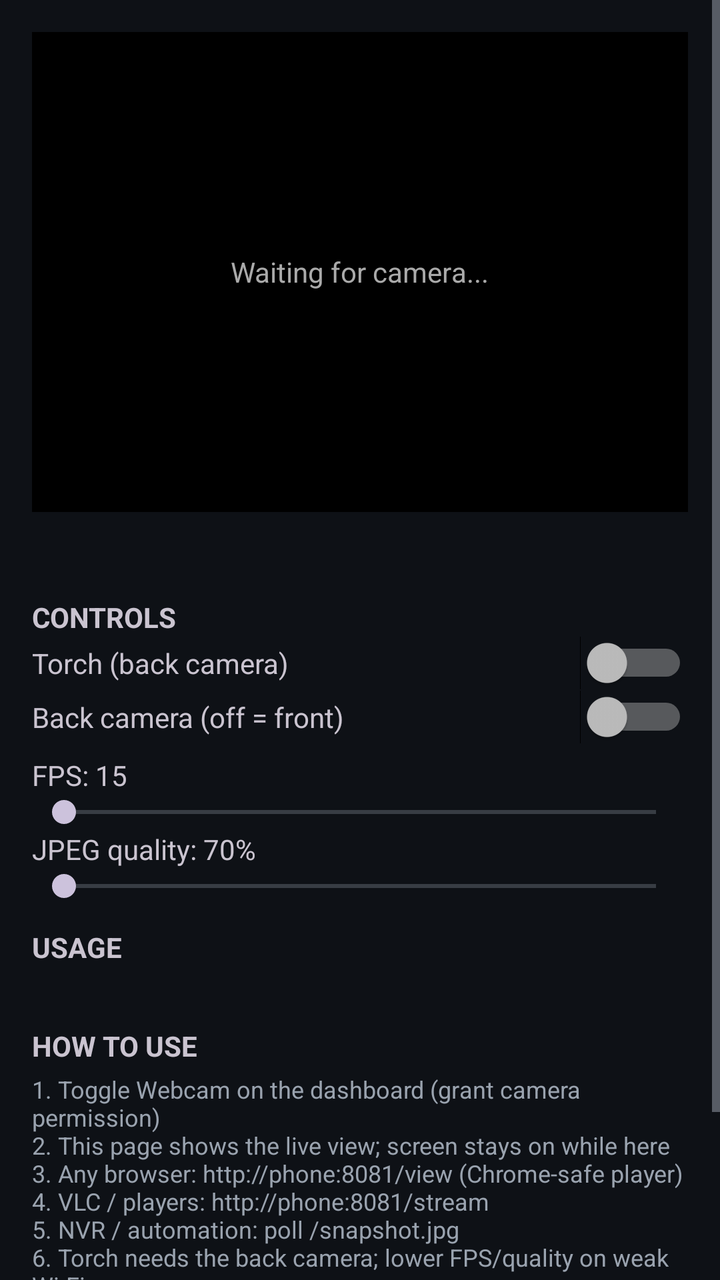
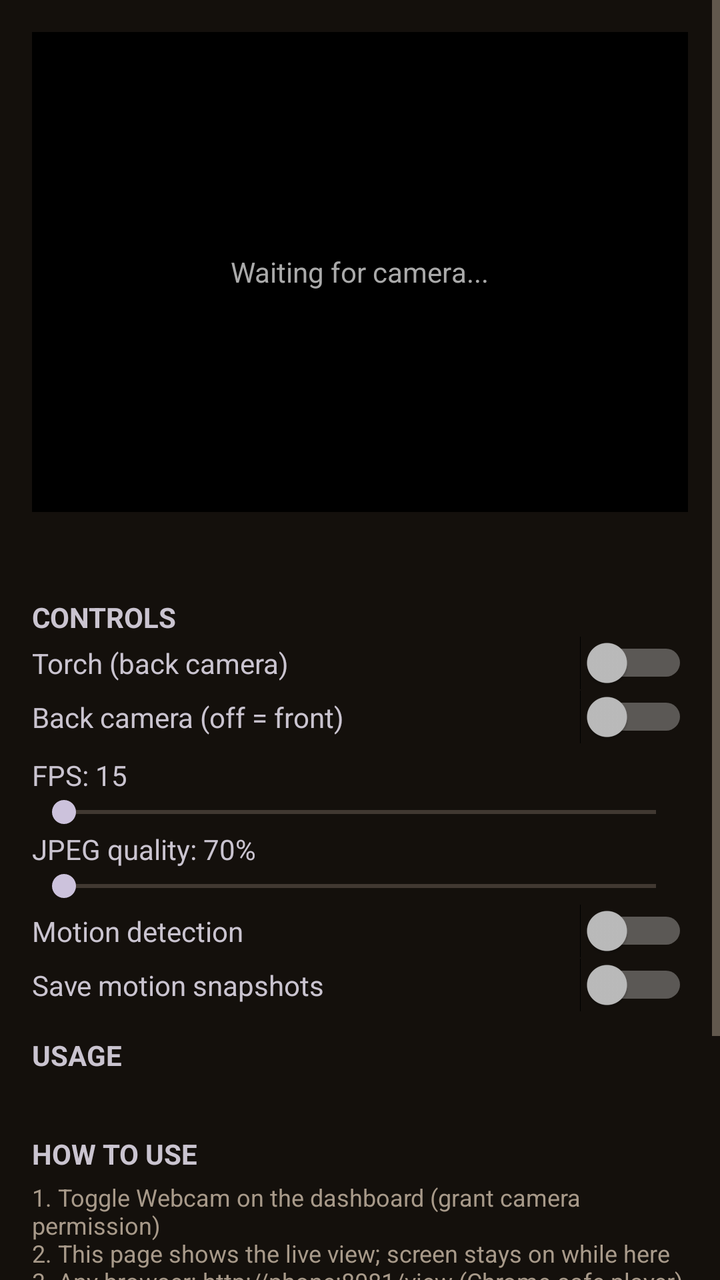

Two renders of the same Android screen: before a commit and after it. Below are the layout's source before the change and the commit's diff.
<!-- AndroidManifest.xml: application theme Theme.App -->
<!-- res/layout/activity_webcam.xml -->
<?xml version="1.0" encoding="utf-8"?>
<ScrollView xmlns:android="http://schemas.android.com/apk/res/android"
    android:layout_width="match_parent"
    android:layout_height="match_parent">

    <LinearLayout
        android:layout_width="match_parent"
        android:layout_height="wrap_content"
        android:orientation="vertical"
        android:padding="16dp">

        <FrameLayout
            android:layout_width="match_parent"
            android:layout_height="240dp"
            android:background="#FF000000">

            <ImageView
                android:id="@+id/imagePreview"
                android:layout_width="match_parent"
                android:layout_height="match_parent"
                android:scaleType="fitCenter"
                android:contentDescription="Live camera preview"/>

            <TextView
                android:id="@+id/textPreviewHint"
                android:layout_width="wrap_content"
                android:layout_height="wrap_content"
                android:layout_gravity="center"
                android:textColor="#FFAAAAAA"
                android:text="Waiting for camera..."/>
        </FrameLayout>

        <TextView
            android:id="@+id/textWebcamStatus"
            android:layout_width="match_parent"
            android:layout_height="wrap_content"
            android:layout_marginTop="12dp"
            android:textSize="14sp"
            android:fontFamily="monospace"/>

        <TextView
            android:layout_width="match_parent"
            android:layout_height="wrap_content"
            android:layout_marginTop="12dp"
            android:text="CONTROLS"
            android:textStyle="bold"/>

        <LinearLayout
            android:layout_width="match_parent"
            android:layout_height="wrap_content"
            android:orientation="horizontal"
            android:gravity="center_vertical">
            <TextView
                android:layout_width="0dp"
                android:layout_height="wrap_content"
                android:layout_weight="1"
                android:text="Torch (back camera)"/>
            <Switch
                android:id="@+id/swTorch"
                android:layout_width="wrap_content"
                android:layout_height="wrap_content"/>
        </LinearLayout>

        <LinearLayout
            android:layout_width="match_parent"
            android:layout_height="wrap_content"
            android:orientation="horizontal"
            android:gravity="center_vertical">
            <TextView
                android:layout_width="0dp"
                android:layout_height="wrap_content"
                android:layout_weight="1"
                android:text="Back camera (off = front)"/>
            <Switch
                android:id="@+id/swFacing"
                android:layout_width="wrap_content"
                android:layout_height="wrap_content"/>
        </LinearLayout>

        <TextView
            android:id="@+id/tvFps"
            android:layout_width="match_parent"
            android:layout_height="wrap_content"
            android:layout_marginTop="6dp"
            android:text="FPS: 15"/>

        <SeekBar
            android:id="@+id/sbFps"
            android:layout_width="match_parent"
            android:layout_height="wrap_content"
            android:max="25"/>

        <TextView
            android:id="@+id/tvQuality"
            android:layout_width="match_parent"
            android:layout_height="wrap_content"
            android:text="JPEG quality: 70%"/>

        <SeekBar
            android:id="@+id/sbQuality"
            android:layout_width="match_parent"
            android:layout_height="wrap_content"
            android:max="65"/>

        <TextView
            android:layout_width="match_parent"
            android:layout_height="wrap_content"
            android:layout_marginTop="12dp"
            android:text="USAGE"
            android:textStyle="bold"/>

        <TextView
            android:id="@+id/textWebcamUsage"
            android:layout_width="match_parent"
            android:layout_height="wrap_content"
            android:layout_marginTop="4dp"
            android:textSize="12sp"
            android:fontFamily="monospace"
            android:textIsSelectable="true"/>

        <TextView
            android:layout_width="match_parent"
            android:layout_height="wrap_content"
            android:layout_marginTop="10dp"
            android:text="HOW TO USE"
            android:textStyle="bold"/>

        <TextView
            android:layout_width="match_parent"
            android:layout_height="wrap_content"
            android:layout_marginTop="4dp"
            android:textSize="12sp"
            android:text="1. Toggle Webcam on the dashboard (grant camera permission)\n2. This page shows the live view; screen stays on while here\n3. Any browser: http://phone:8081/view (Chrome-safe player)\n4. VLC / players: http://phone:8081/stream\n5. NVR / automation: poll /snapshot.jpg\n6. Torch needs the back camera; lower FPS/quality on weak Wi-Fi\nIf the phone locks, the camera auto-recovers within ~20 s."
            android:textColor="?android:attr/textColorSecondary"/>

        <LinearLayout
            android:layout_width="match_parent"
            android:layout_height="wrap_content"
            android:layout_marginTop="8dp"
            android:orientation="horizontal">
            <Button
                android:id="@+id/buttonOpenStream"
                android:layout_width="0dp"
                android:layout_height="wrap_content"
                android:layout_weight="1"
                android:text="Open stream"/>
            <Button
                android:id="@+id/buttonCopyUrls"
                android:layout_width="0dp"
                android:layout_height="wrap_content"
                android:layout_weight="1"
                android:layout_marginStart="6dp"
                android:text="Copy URLs"/>
        </LinearLayout>
    </LinearLayout>
</ScrollView>
<!-- resources referenced by this layout -->
<resources>
  <style name="Theme.App" parent="Theme.Material3.Dark.NoActionBar">
          <item name="android:colorBackground">#0E1116</item>
          <item name="colorSurface">#171C24</item>
          <item name="colorPrimary">#4CAF93</item>
          <item name="colorOnPrimary">#06231C</item>
          <item name="android:statusBarColor">#0E1116</item>
          <item name="android:navigationBarColor">#0E1116</item>
          <item name="android:textColorPrimary">#E6E9EE</item>
          <item name="android:textColorSecondary">#9AA3AF</item>
      </style>
</resources>

<!-- the commit's change to res/layout/activity_webcam.xml (unified diff, before → after) -->
@@ -102,6 +102,38 @@
             android:layout_height="wrap_content"
             android:max="65"/>
 
+        <LinearLayout
+            android:layout_width="match_parent"
+            android:layout_height="wrap_content"
+            android:orientation="horizontal"
+            android:gravity="center_vertical">
+            <TextView
+                android:layout_width="0dp"
+                android:layout_height="wrap_content"
+                android:layout_weight="1"
+                android:text="Motion detection"/>
+            <Switch
+                android:id="@+id/swMotion"
+                android:layout_width="wrap_content"
+                android:layout_height="wrap_content"/>
+        </LinearLayout>
+
+        <LinearLayout
+            android:layout_width="match_parent"
+            android:layout_height="wrap_content"
+            android:orientation="horizontal"
+            android:gravity="center_vertical">
+            <TextView
+                android:layout_width="0dp"
+                android:layout_height="wrap_content"
+                android:layout_weight="1"
+                android:text="Save motion snapshots"/>
+            <Switch
+                android:id="@+id/swMotionSave"
+                android:layout_width="wrap_content"
+                android:layout_height="wrap_content"/>
+        </LinearLayout>
+
         <TextView
             android:layout_width="match_parent"
             android:layout_height="wrap_content"
<!-- resource entries referenced after the edit -->
@@ -1,14 +1,14 @@
 <!-- resources referenced by this layout -->
 <resources>
   <style name="Theme.App" parent="Theme.Material3.Dark.NoActionBar">
-          <item name="android:colorBackground">#0E1116</item>
-          <item name="colorSurface">#171C24</item>
-          <item name="colorPrimary">#4CAF93</item>
-          <item name="colorOnPrimary">#06231C</item>
-          <item name="android:statusBarColor">#0E1116</item>
-          <item name="android:navigationBarColor">#0E1116</item>
-          <item name="android:textColorPrimary">#E6E9EE</item>
-          <item name="android:textColorSecondary">#9AA3AF</item>
+          <item name="android:colorBackground">#14100C</item>
+          <item name="colorSurface">#1E1812</item>
+          <item name="colorPrimary">#C8A882</item>
+          <item name="colorOnPrimary">#2B1D10</item>
+          <item name="android:statusBarColor">#14100C</item>
+          <item name="android:navigationBarColor">#14100C</item>
+          <item name="android:textColorPrimary">#EFE7DC</item>
+          <item name="android:textColorSecondary">#A89A8A</item>
       </style>
 </resources>
 
